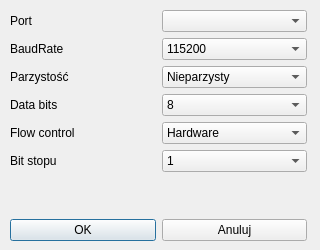
Before: the Qt Designer form qt_rekawica/ui/connection.ui in jjmgab/WDS_Rekawica-sensoryczna_Qt, drawn with Qt 5.
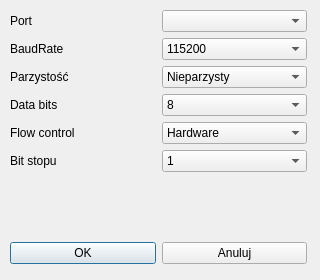
After: the same form once the commit is applied. Icons and pictures are not drawn.

Patch:
```diff
--- a/qt_rekawica/ui/connection.ui
+++ b/qt_rekawica/ui/connection.ui
@@ -7,7 +7,7 @@
     <x>0</x>
     <y>0</y>
     <width>320</width>
-    <height>250</height>
+    <height>280</height>
    </rect>
   </property>
   <property name="sizePolicy">
@@ -19,13 +19,13 @@
   <property name="minimumSize">
    <size>
     <width>320</width>
-    <height>250</height>
+    <height>280</height>
    </size>
   </property>
   <property name="maximumSize">
    <size>
     <width>320</width>
-    <height>250</height>
+    <height>280</height>
    </size>
   </property>
   <property name="windowTitle">
@@ -41,7 +41,7 @@
      <x>10</x>
      <y>10</y>
      <width>297</width>
-     <height>231</height>
+     <height>254</height>
     </rect>
    </property>
    <layout class="QGridLayout" name="gridLayout">
```
